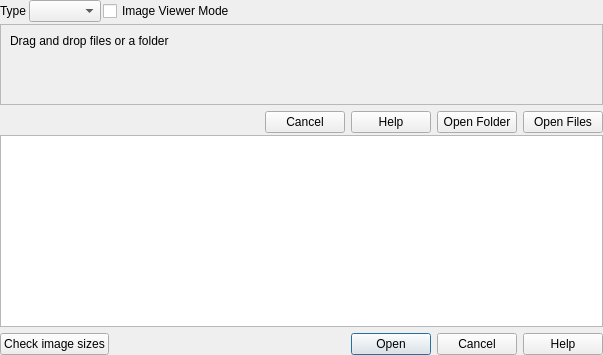
OpenChemistry/tomviz, file tomviz/ImageStackDialog.ui: the form before one commit.
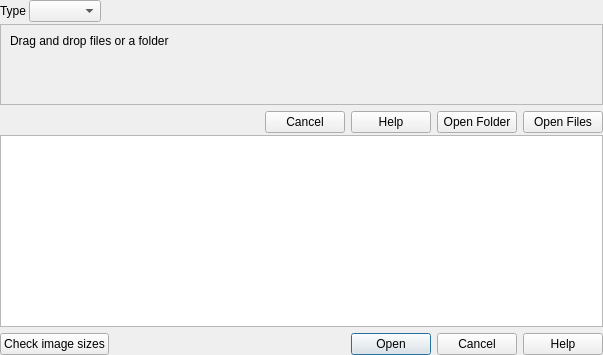
The form after the commit.

Commit message: Improve view image mode so it uses the existing 2D/3D view toggle

The edit to the form file:
```diff
--- a/tomviz/ImageStackDialog.ui
+++ b/tomviz/ImageStackDialog.ui
@@ -51,16 +51,6 @@
        </property>
       </widget>
      </item>
-     <item>
-      <widget class="QCheckBox" name="imageViewerMode">
-       <property name="toolTip">
-        <string>&lt;html&gt;&lt;head/&gt;&lt;body&gt;&lt;p&gt;After the data is loaded, enable image viewer mode.&lt;/p&gt;&lt;/body&gt;&lt;/html&gt;</string>
-       </property>
-       <property name="text">
-        <string>Image Viewer Mode</string>
-       </property>
-      </widget>
-     </item>
      <item>
       <spacer name="horizontalSpacer">
        <property name="orientation">
```
Left out of the diff: 1 changed line with no effect on the pictures. The commit also changes 20 other files.
